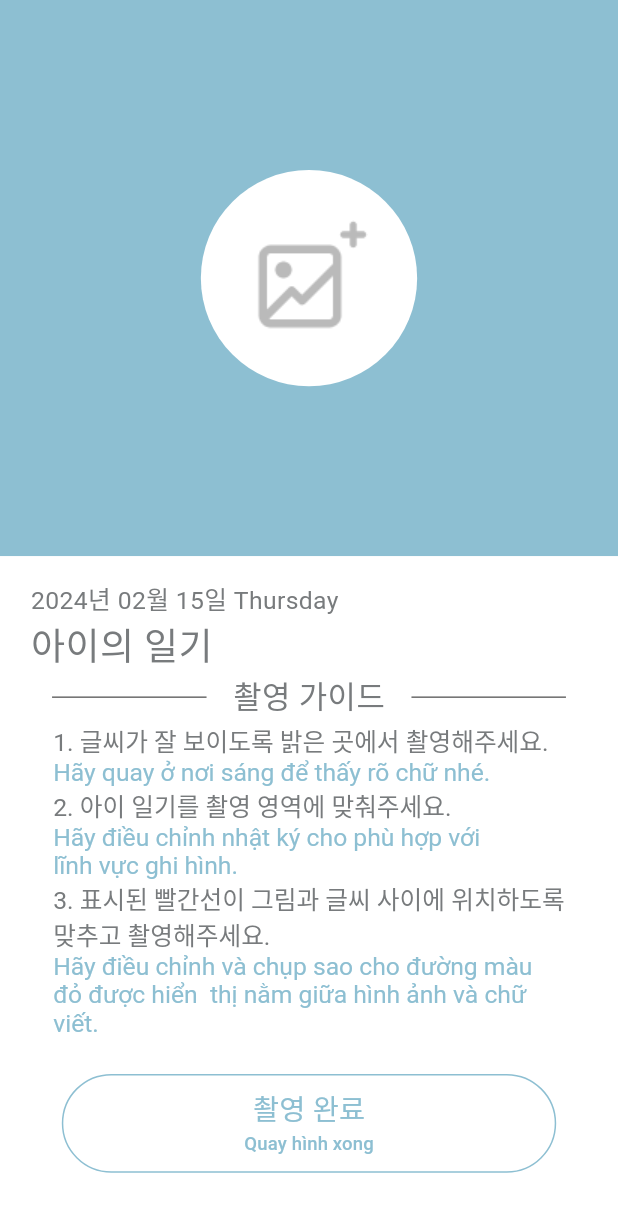
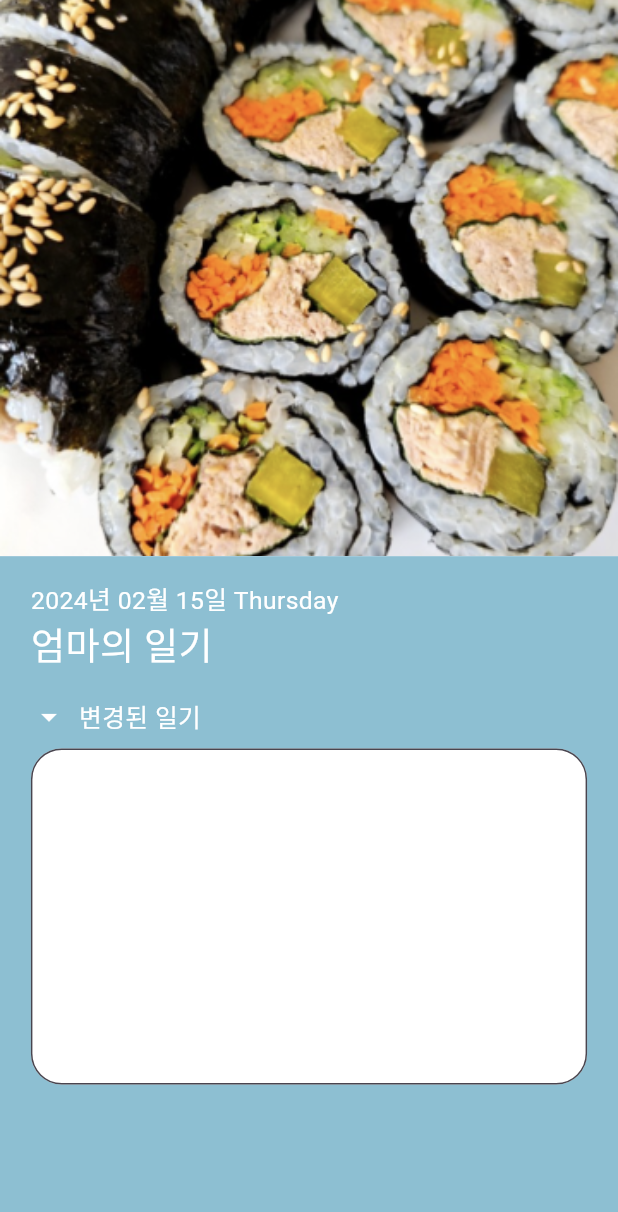
Before and after one commit to Dara-Kim/Front_Flutter, a Flutter app: the Upload screen opened directly, after a tap on "작성 완료", on a phone screen of 412 x 824 dp. Shown: the top 1212 px of the screen. Run offline on Flutter 3.47's test engine with Material 3 defaults, Android fonts, the light colour scheme and no system bars; our stand-ins replace image_picker; network calls fail.

Commit message:
Feat/ParentDiaryDone: 부모 일기 작성 완료 페이지 구현

```diff
--- a/Dasori/lib/screens/diary/child_diary_camera.dart
+++ b/Dasori/lib/screens/diary/child_diary_camera.dart
@@ -50,7 +50,9 @@ class _CameraState extends State<Camera> {
                   child: Image.asset("assets/gallery.png"),
                 )
             )
-        ) : Image.file(File(_image!.path)),),
+        ) : Image.file(
+            File(_image!.path), fit: BoxFit.contain),
+        ),
     );
   }
 
--- /dev/null
+++ b/Dasori/lib/screens/diary/parent_diary.dart
@@ -0,0 +1,149 @@
+import 'package:flutter/material.dart';
+import 'package:flutter/services.dart';
+import 'package:intl/intl.dart'; // 날짜 형식을 사용하기 위한 패키지
+
+
+class ParentDone extends StatefulWidget {
+  const ParentDone({Key? key}) : super(key: key);
+
+  @override
+  _ParentDoneState createState() => _ParentDoneState();
+}
+
+class _ParentDoneState extends State<ParentDone> {
+  // 여기에 이미지 받아와서 담아둘 변수 설정
+  // 현재는 아무 파일 받아옴 <- assets/example0.png
+
+  Widget showImage() {
+    final width = MediaQuery.of(context).size.width;
+    final height = MediaQuery.of(context).size.height;
+
+    return Column(
+      children: [
+        Container(
+          width: width,
+          height: height * 0.45,
+          child: Container(
+            child: Image.asset(
+                'assets/example0.png',
+                fit: BoxFit.cover
+                // 클릭하면 이미지만 확인하게 하는 코드 추가
+            ),
+          ),
+        )
+
+      ],
+    );
+  }
+
+  Widget showDiary() {
+    final width = MediaQuery.of(context).size.width;
+    final height = MediaQuery.of(context).size.height;
+    final maxLines = 8;
+
+    return SingleChildScrollView(
+      child: Container(
+          child: Column(
+            children: [
+              Container(
+                width: width,
+                height: height * 0.55,
+                color: const Color(0xFF8DBFD2),
+                child: Column(
+                    children: [
+                      Column(
+                        children: [
+                          SizedBox(height: height * 0.02),
+                          Row(
+                            children: [
+                              SizedBox(width: width * 0.05),
+                              Text(
+                                  DateFormat('yyyy년 MM월 dd일 EEEE').format(DateTime.now()),
+                                  textAlign: TextAlign.start,
+                                  style: TextStyle(
+                                    color: Colors.white,
+                                    fontSize: height * 0.02,
+                                  )
+                              ),
+                            ],
+                          ),
+                          Row(
+                              children: [
+                                SizedBox(width: width * 0.05),
+                                Text(
+                                    "엄마의 일기",
+                                    textAlign: TextAlign.start,
+                                    style: TextStyle(
+                                      color: Colors.white,
+                                      fontSize: height * 0.03,
+                                    )
+                                ),
+                              ]
+                          ),
+                          SizedBox(height: height * 0.02),
+                          Row(
+                            children: [
+                              SizedBox(width: width * 0.05),
+                              Icon(
+                                Icons.arrow_drop_down,
+                                color: Colors.white,
+                              ),
+                              SizedBox(width: 8),
+                              Text(
+                                '변경된 일기',
+                                style: TextStyle(fontSize: height * 0.02, color: Colors.white),
+                              ),
+                            ],
+                          ),
+                          Padding(
+                            padding: EdgeInsets.symmetric(horizontal: width * 0.05, vertical: height * 0.01),
+                            // TextField 스크롤 되도록 바꾸기
+                            child: Container(
+                              width: width, // <-- TextField width
+                              height: height * 0.3, // <-- TextField height
+                              child: TextField(
+                                maxLines: maxLines,
+                                keyboardType: TextInputType.multiline,
+                                decoration: InputDecoration(
+                                  fillColor: Colors.white,
+                                  filled: true,
+                                  border: OutlineInputBorder(
+                                    borderRadius: BorderRadius.circular(width * 0.05),
+                                  ),
+                                ),
+                              ),
+                            ),
+                          ),
+                        ],
+                      ),
+                    ],
+                ),
+              ),
+            ],
+          ),
+      ),
+    );
+  }
+
+  @override
+  Widget build(BuildContext context) {
+    // 화면 세로 고정
+    SystemChrome.setPreferredOrientations(
+        [DeviceOrientation.portraitUp, DeviceOrientation.portraitDown]);
+
+    return Scaffold(
+      // 키보드 overflow 방지
+      // resizeToAvoidBottomInset: false,
+        backgroundColor: const Color(0xfff4f3f9),
+        body: SingleChildScrollView(
+          child: Column(
+            mainAxisAlignment: MainAxisAlignment.start,
+            children: [
+              showImage(),
+              showDiary(),
+            ],
+          ),
+        ),
+    );
+  }
+}
--- a/Dasori/lib/screens/diary/parent_diary_upload.dart
+++ b/Dasori/lib/screens/diary/parent_diary_upload.dart
@@ -3,7 +3,7 @@ import 'package:flutter/material.dart';
 import 'package:flutter/services.dart';
 import 'package:image_picker/image_picker.dart';
 import 'package:intl/intl.dart'; // 날짜 형식을 사용하기 위한 패키지
-import 'package:Front_Flutter/screens/diary/child_diary_camera.dart';
+import 'package:Front_Flutter/screens/diary/parent_diary.dart';
 
 class Upload extends StatefulWidget {
   const Upload({Key? key}) : super(key: key);
@@ -52,8 +52,7 @@ class _UploadState extends State<Upload> {
                 )
             )
         ) : Image.file(
-            File(_image!.path),
-            fit: BoxFit.cover),
+            File(_image!.path), fit: BoxFit.contain),
       ),
     );
   }
@@ -147,8 +146,7 @@ class _UploadState extends State<Upload> {
           // URL: /home/parent
           Navigator.push(
             context,
-            // MaterialPageRoute(builder: (context) => Upload()),
-            MaterialPageRoute(builder: (context) => Camera()),
+            MaterialPageRoute(builder: (context) => ParentDone()),
           );
         },
         child: Column(
--- a/Dasori/pubspec.yaml
+++ b/Dasori/pubspec.yaml
@@ -74,6 +74,8 @@ flutter:
     - assets/conv_child_question.png
     - assets/tap.png
     - assets/arrow_drop_down_white.png
+    - assets/example0.png
+
   # An image asset can refer to one or more resolution-specific "variants", see
   # https://flutter.dev/assets-and-images/#resolution-aware
 
```
Also changed, not shown: Dasori/assets/example0.png (added).
